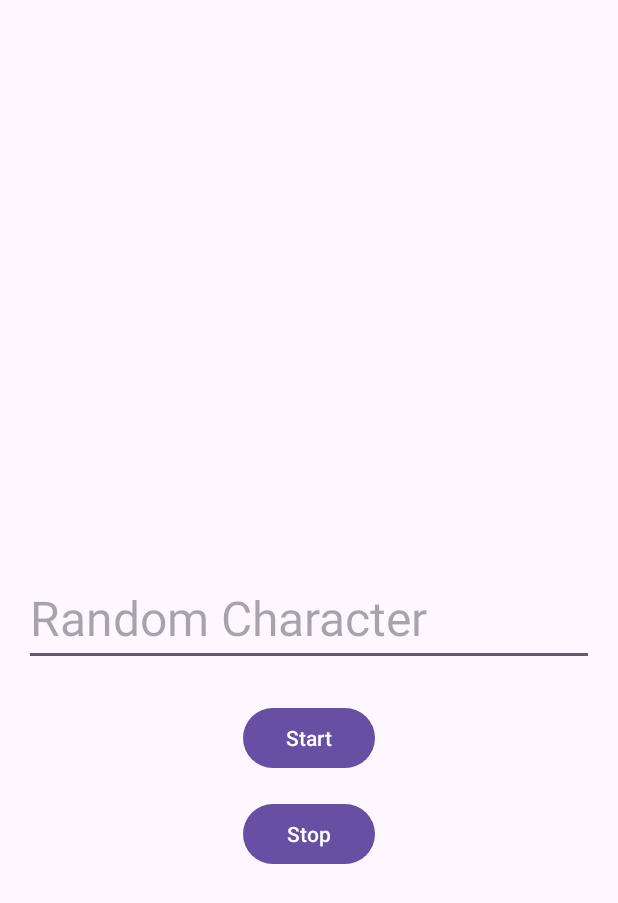
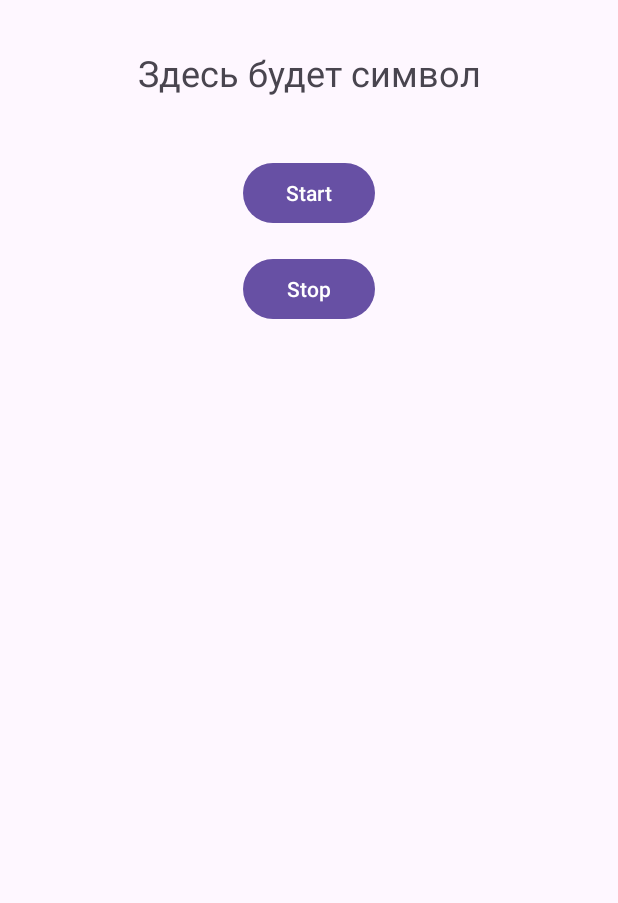
Before and after one commit to mora-suekko/lab8, an Android app: the screen it shows after launch (MainActivity), on a phone screen of 412 x 824 dp. Shown: the top 903 px of the screen. Run offline under Robolectric (Android 15) with nearby library versions, the phone set to English and light mode, and no system bars.

Commit message:
попытка исправить

```diff
--- a/app/src/main/java/com/example/lab8/MainActivity.kt
+++ b/app/src/main/java/com/example/lab8/MainActivity.kt
@@ -1,26 +1,32 @@
 package com.example.lab8
 
+import android.annotation.SuppressLint
 import android.content.BroadcastReceiver
 import android.content.Context
 import android.content.Intent
 import android.content.IntentFilter
 import android.os.Bundle
 import android.view.View
-import android.widget.EditText
+import android.widget.TextView
 import android.widget.Toast
 import androidx.appcompat.app.AppCompatActivity
 
 class MainActivity : AppCompatActivity() {
-    private lateinit var randomCharacterEditText: EditText
-    private lateinit var broadcastReceiver: BroadcastReceiver
+    private lateinit var characterTextView: TextView
     private lateinit var serviceIntent: Intent
+
+    private val receiver = object : BroadcastReceiver() {
+        override fun onReceive(context: Context?, intent: Intent?) {
+            val data = intent?.getCharExtra("randomCharacter", '?')
+            characterTextView.text = data.toString()
+        }
+    }
 
     override fun onCreate(savedInstanceState: Bundle?) {
         super.onCreate(savedInstanceState)
         setContentView(R.layout.activity_main)
 
-        randomCharacterEditText = findViewById(R.id.editText_randomCharacter)
-        broadcastReceiver = MyBroadcastReceiver()
+        characterTextView = findViewById(R.id.characterTextView)
         serviceIntent = Intent(applicationContext, RandomCharacterService::class.java)
     }
 
@@ -28,36 +34,25 @@ class MainActivity : AppCompatActivity() {
         when (view.id) {
             R.id.button_start -> {
                 startService(serviceIntent)
-                Toast.makeText(this, "Service Started", Toast.LENGTH_SHORT).show()  // Показать сообщение
+                Toast.makeText(this, "Service Started", Toast.LENGTH_SHORT).show()
             }
             R.id.button_end -> {
                 stopService(serviceIntent)
-                randomCharacterEditText.setText("")
-                Toast.makeText(this, "Service Stopped", Toast.LENGTH_SHORT).show()  // Показать сообщение
+                characterTextView.text = ""
+                Toast.makeText(this, "Service Stopped", Toast.LENGTH_SHORT).show()
             }
         }
     }
 
+    @SuppressLint("UnspecifiedRegisterReceiverFlag")
     override fun onStart() {
         super.onStart()
-        val intentFilter = IntentFilter()
-        intentFilter.addAction("my.custom.action.tag.lab6")
-        registerReceiver(broadcastReceiver, intentFilter)
+        val filter = IntentFilter("my.custom.action.tag.lab6")
+        registerReceiver(receiver, filter)
     }
 
     override fun onStop() {
         super.onStop()
-        unregisterReceiver(broadcastReceiver)
-    }
-
-    inner class MyBroadcastReceiver : BroadcastReceiver() {
-        override fun onReceive(context: Context?, intent: Intent?) {
-            try {
-                val data = intent?.getCharExtra("randomCharacter", '?')
-                randomCharacterEditText.setText(data.toString())
-            } catch (e: Exception) {
-                e.printStackTrace()
-            }
-        }
+        unregisterReceiver(receiver)
     }
 }
--- a/app/src/main/java/com/example/lab8/RandomCharacterService.kt
+++ b/app/src/main/java/com/example/lab8/RandomCharacterService.kt
@@ -17,7 +17,6 @@ class RandomCharacterService : Service() {
         Log.i(TAG, "Service started...")
         isRandomGeneratorOn = true
 
-        // Запуск генератора случайных символов в отдельном потоке
         Thread(Runnable {
             try {
                 startRandomGenerator()
@@ -38,7 +37,6 @@ class RandomCharacterService : Service() {
                     val myRandomCharacter = alphabet[randomIdx]
                     Log.i(TAG, "Random Character: $myRandomCharacter")
 
-                    // Отправка случайного символа через Broadcast
                     val broadcastIntent = Intent().apply {
                         action = "my.custom.action.tag.lab6"
                         putExtra("randomCharacter", myRandomCharacter)
--- a/app/src/main/res/layout/activity_main.xml
+++ b/app/src/main/res/layout/activity_main.xml
@@ -7,24 +7,24 @@
     android:padding="16dp"
     tools:context=".MainActivity">
 
-    <EditText
-        android:id="@+id/editText_randomCharacter"
-        android:layout_width="0dp"
+    <TextView
+        android:id="@+id/characterTextView"
+        android:layout_width="wrap_content"
         android:layout_height="wrap_content"
-        android:hint="Random Character"
-        android:inputType="none"
-        android:textSize="32sp"
-        app:layout_constraintBottom_toBottomOf="parent"
-        app:layout_constraintEnd_toEndOf="parent"
+        android:text="Здесь будет символ"
+        android:textSize="24sp"
+        android:layout_gravity="center"
+        android:padding="16dp"
+        app:layout_constraintTop_toTopOf="parent"
         app:layout_constraintStart_toStartOf="parent"
-        app:layout_constraintTop_toTopOf="parent" />
+        app:layout_constraintEnd_toEndOf="parent" />
 
     <Button
         android:id="@+id/button_start"
         android:layout_width="wrap_content"
         android:layout_height="wrap_content"
         android:text="Start"
-        app:layout_constraintTop_toBottomOf="@id/editText_randomCharacter"
+        app:layout_constraintTop_toBottomOf="@id/characterTextView"
         app:layout_constraintStart_toStartOf="parent"
         app:layout_constraintEnd_toEndOf="parent"
         android:layout_marginTop="24dp" />
--- a/gradle/libs.versions.toml
+++ b/gradle/libs.versions.toml
@@ -5,7 +5,7 @@ coreKtx = "1.15.0"
 junit = "4.13.2"
 junitVersion = "1.2.1"
 espressoCore = "3.6.1"
-appcompat = "1.7.0"
+appcompat = "1.6.1"
 material = "1.12.0"
 activity = "1.10.1"
 constraintlayout = "2.2.1"
```
Also changed, not shown: app/src/main/AndroidManifest.xml (+3 -5 lines).
